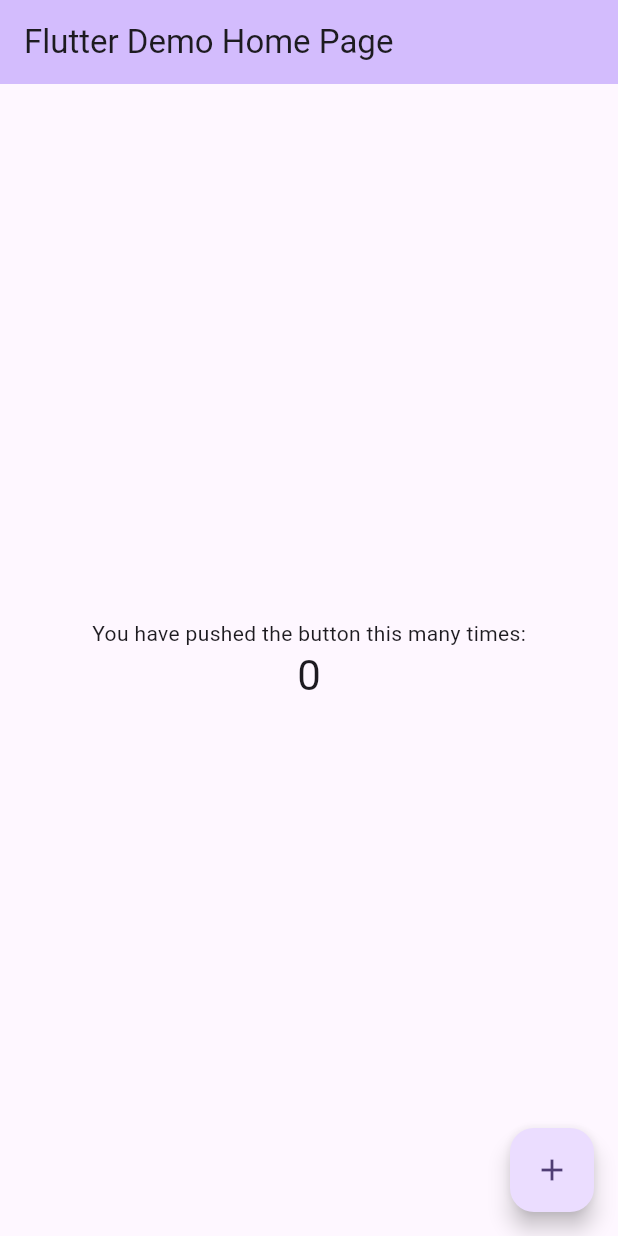
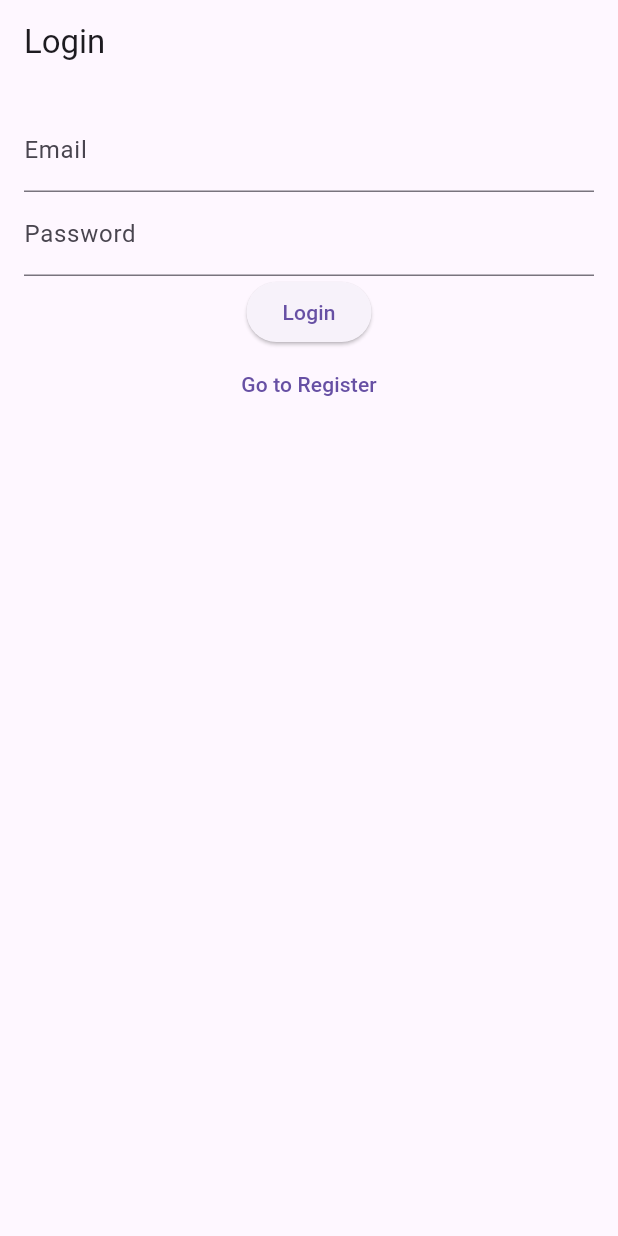
Before and after one commit to Sudila-Jayasekara/yuklid_flutter_frontend, a Flutter app: the screen it shows after launch, on a phone screen of 412 x 824 dp. Run offline on Flutter 3.47's test engine with Material 3 defaults, Android fonts, the light colour scheme and no system bars; our stand-ins replace jwt_decoder.

Commit message:
implement authentication service with login and registration functionality

```diff
--- /dev/null
+++ b/lib/core/constants.dart
@@ -0,0 +1 @@
+const String baseUrl = 'https://yuklid.com';
--- a/lib/main.dart
+++ b/lib/main.dart
@@ -1,122 +1,18 @@
 import 'package:flutter/material.dart';
+import 'screens/login_page.dart';
+
+class MyApp extends StatelessWidget {
+  const MyApp({super.key});
+
+  @override
+  Widget build(BuildContext context) {
+    return MaterialApp(
+      debugShowCheckedModeBanner: false,
+      home: LoginPage(),
+    );
+  }
+}
 
 void main() {
   runApp(const MyApp());
 }
-
-class MyApp extends StatelessWidget {
-  const MyApp({super.key});
-
-  // This widget is the root of your application.
-  @override
-  Widget build(BuildContext context) {
-    return MaterialApp(
-      title: 'Flutter Demo',
-      theme: ThemeData(
-        // This is the theme of your application.
-        //
-        // TRY THIS: Try running your application with "flutter run". You'll see
-        // the application has a purple toolbar. Then, without quitting the app,
-        // try changing the seedColor in the colorScheme below to Colors.green
-        // and then invoke "hot reload" (save your changes or press the "hot
-        // reload" button in a Flutter-supported IDE, or press "r" if you used
-        // the command line to start the app).
-        //
-        // Notice that the counter didn't reset back to zero; the application
-        // state is not lost during the reload. To reset the state, use hot
-        // restart instead.
-        //
-        // This works for code too, not just values: Most code changes can be
-        // tested with just a hot reload.
-        colorScheme: ColorScheme.fromSeed(seedColor: Colors.deepPurple),
-      ),
-      home: const MyHomePage(title: 'Flutter Demo Home Page'),
-    );
-  }
-}
-
-class MyHomePage extends StatefulWidget {
-  const MyHomePage({super.key, required this.title});
-
-  // This widget is the home page of your application. It is stateful, meaning
-  // that it has a State object (defined below) that contains fields that affect
-  // how it looks.
-
-  // This class is the configuration for the state. It holds the values (in this
-  // case the title) provided by the parent (in this case the App widget) and
-  // used by the build method of the State. Fields in a Widget subclass are
-  // always marked "final".
-
-  final String title;
-
-  @override
-  State<MyHomePage> createState() => _MyHomePageState();
-}
-
-class _MyHomePageState extends State<MyHomePage> {
-  int _counter = 0;
-
-  void _incrementCounter() {
-    setState(() {
-      // This call to setState tells the Flutter framework that something has
-      // changed in this State, which causes it to rerun the build method below
-      // so that the display can reflect the updated values. If we changed
-      // _counter without calling setState(), then the build method would not be
-      // called again, and so nothing would appear to happen.
-      _counter++;
-    });
-  }
-
-  @override
-  Widget build(BuildContext context) {
-    // This method is rerun every time setState is called, for instance as done
-    // by the _incrementCounter method above.
-    //
-    // The Flutter framework has been optimized to make rerunning build methods
-    // fast, so that you can just rebuild anything that needs updating rather
-    // than having to individually change instances of widgets.
-    return Scaffold(
-      appBar: AppBar(
-        // TRY THIS: Try changing the color here to a specific color (to
-        // Colors.amber, perhaps?) and trigger a hot reload to see the AppBar
-        // change color while the other colors stay the same.
-        backgroundColor: Theme.of(context).colorScheme.inversePrimary,
-        // Here we take the value from the MyHomePage object that was created by
-        // the App.build method, and use it to set our appbar title.
-        title: Text(widget.title),
-      ),
-      body: Center(
-        // Center is a layout widget. It takes a single child and positions it
-        // in the middle of the parent.
-        child: Column(
-          // Column is also a layout widget. It takes a list of children and
-          // arranges them vertically. By default, it sizes itself to fit its
-          // children horizontally, and tries to be as tall as its parent.
-          //
-          // Column has various properties to control how it sizes itself and
-          // how it positions its children. Here we use mainAxisAlignment to
-          // center the children vertically; the main axis here is the vertical
-          // axis because Columns are vertical (the cross axis would be
-          // horizontal).
-          //
-          // TRY THIS: Invoke "debug painting" (choose the "Toggle Debug Paint"
-          // action in the IDE, or press "p" in the console), to see the
-          // wireframe for each widget.
-          mainAxisAlignment: MainAxisAlignment.center,
-          children: <Widget>[
-            const Text('You have pushed the button this many times:'),
-            Text(
-              '$_counter',
-              style: Theme.of(context).textTheme.headlineMedium,
-            ),
-          ],
-        ),
-      ),
-      floatingActionButton: FloatingActionButton(
-        onPressed: _incrementCounter,
-        tooltip: 'Increment',
-        child: const Icon(Icons.add),
-      ), // This trailing comma makes auto-formatting nicer for build methods.
-    );
-  }
-}
--- /dev/null
+++ b/lib/models/user.dart
@@ -0,0 +1,15 @@
+class User {
+  final String email;
+  final DateTime issuedAt;
+  final DateTime expiresAt;
+
+  User({required this.email, required this.issuedAt, required this.expiresAt});
+
+  factory User.fromToken(Map<String, dynamic> decoded) {
+    return User(
+      email: decoded['sub'],
+      issuedAt: DateTime.fromMillisecondsSinceEpoch(decoded['iat'] * 1000),
+      expiresAt: DateTime.fromMillisecondsSinceEpoch(decoded['exp'] * 1000),
+    );
+  }
+}
--- /dev/null
+++ b/lib/screens/login_page.dart
@@ -0,0 +1,39 @@
+import 'package:flutter/material.dart';
+import '../services/auth_service.dart';
+import 'profile_page.dart';
+import 'register_page.dart';
+
+class LoginPage extends StatelessWidget {
+  final emailCtrl = TextEditingController();
+  final passCtrl = TextEditingController();
+
+  @override
+  Widget build(BuildContext context) {
+    return Scaffold(
+      appBar: AppBar(title: Text("Login")),
+      body: Padding(
+        padding: EdgeInsets.all(16),
+        child: Column(children: [
+          TextField(controller: emailCtrl, decoration: InputDecoration(labelText: "Email")),
+          TextField(controller: passCtrl, decoration: InputDecoration(labelText: "Password"), obscureText: true),
+          ElevatedButton(
+            onPressed: () async {
+              final token = await AuthService.login(emailCtrl.text, passCtrl.text);
+              if (token != null) {
+                Navigator.push(
+                  context,
+                  MaterialPageRoute(builder: (_) => ProfilePage(token: token)),
+                );
+              }
+            },
+            child: Text("Login"),
+          ),
+          TextButton(
+            onPressed: () => Navigator.push(context, MaterialPageRoute(builder: (_) => RegisterPage())),
+            child: Text("Go to Register"),
+          )
+        ]),
+      ),
+    );
+  }
+}
--- /dev/null
+++ b/lib/screens/register_page.dart
@@ -0,0 +1,32 @@
+import 'package:flutter/material.dart';
+import '../services/auth_service.dart';
+
+class RegisterPage extends StatelessWidget {
+  final fn = TextEditingController();
+  final ln = TextEditingController();
+  final email = TextEditingController();
+  final pass = TextEditingController();
+
+  @override
+  Widget build(BuildContext context) {
+    return Scaffold(
+      appBar: AppBar(title: Text("Register")),
+      body: Padding(
+        padding: EdgeInsets.all(16),
+        child: Column(children: [
+          TextField(controller: fn, decoration: InputDecoration(labelText: "First Name")),
+          TextField(controller: ln, decoration: InputDecoration(labelText: "Last Name")),
+          TextField(controller: email, decoration: InputDecoration(labelText: "Email")),
+          TextField(controller: pass, decoration: InputDecoration(labelText: "Password"), obscureText: true),
+          ElevatedButton(
+            onPressed: () async {
+              final success = await AuthService.register(fn.text, ln.text, email.text, pass.text);
+              if (success) Navigator.pop(context);
+            },
+            child: Text("Register"),
+          ),
+        ]),
+      ),
+    );
+  }
+}
--- /dev/null
+++ b/lib/services/auth_service.dart
@@ -0,0 +1,38 @@
+import 'dart:convert';
+import 'package:http/http.dart' as http;
+import 'package:jwt_decoder/jwt_decoder.dart';
+import '../core/constants.dart';
+import '../models/user.dart';
+
+class AuthService {
+  static Future<String?> login(String email, String password) async {
+    final res = await http.post(
+      Uri.parse('$baseUrl/api/v1/auth/authenticate'),
+      body: jsonEncode({'email': email, 'password': password}),
+      headers: {'Content-Type': 'application/json'},
+    );
+    if (res.statusCode == 200) {
+      return jsonDecode(res.body)['token'];
+    }
+    return null;
+  }
+
+  static Future<bool> register(String fn, String ln, String email, String pw) async {
+    final res = await http.post(
+      Uri.parse('$baseUrl/api/v1/auth/register'),
+      body: jsonEncode({
+        'firstname': fn,
+        'lastname': ln,
+        'email': email,
+        'password': pw,
+      }),
+      headers: {'Content-Type': 'application/json'},
+    );
+    return res.statusCode == 200;
+  }
+
+  static User getUserFromToken(String token) {
+    final decoded = JwtDecoder.decode(token);
+    return User.fromToken(decoded);
+  }
+}
```
Also changed, not shown: lib/screens/profile_page.dart (added, +29 -0 lines).
